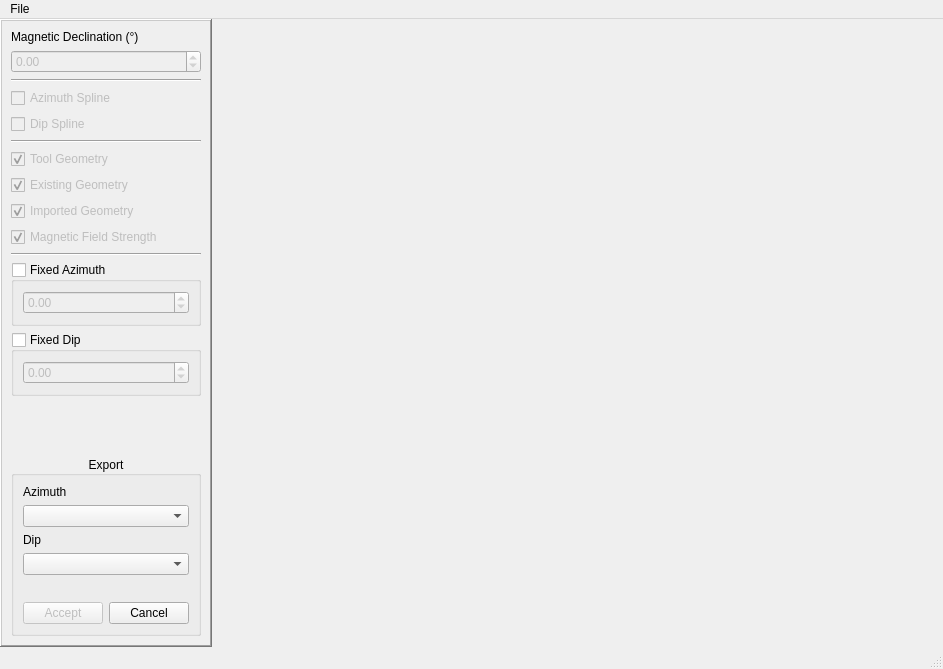
This is src/qt_ui/pem_geometry.ui in Eric-Meunier/Processor-Suite as Qt 5 draws it before an edit. The edited form follows.
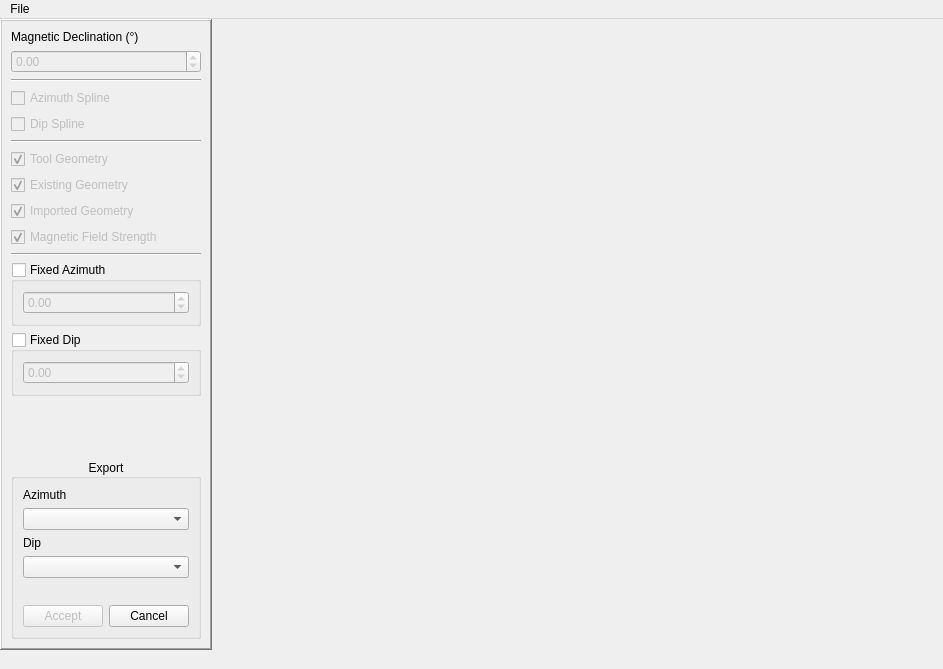
This is the edited form.

The edit to the form file:
```diff
--- a/src/qt_ui/pem_geometry.ui
+++ b/src/qt_ui/pem_geometry.ui
@@ -335,7 +335,11 @@
    </widget>
    <addaction name="menuFile"/>
   </widget>
-  <widget class="QStatusBar" name="statusbar"/>
+  <widget class="QStatusBar" name="status_bar">
+   <property name="sizeGripEnabled">
+    <bool>false</bool>
+   </property>
+  </widget>
   <action name="actionOpen_Geometry_File">
    <property name="text">
     <string>Open Geometry File</string>
```
